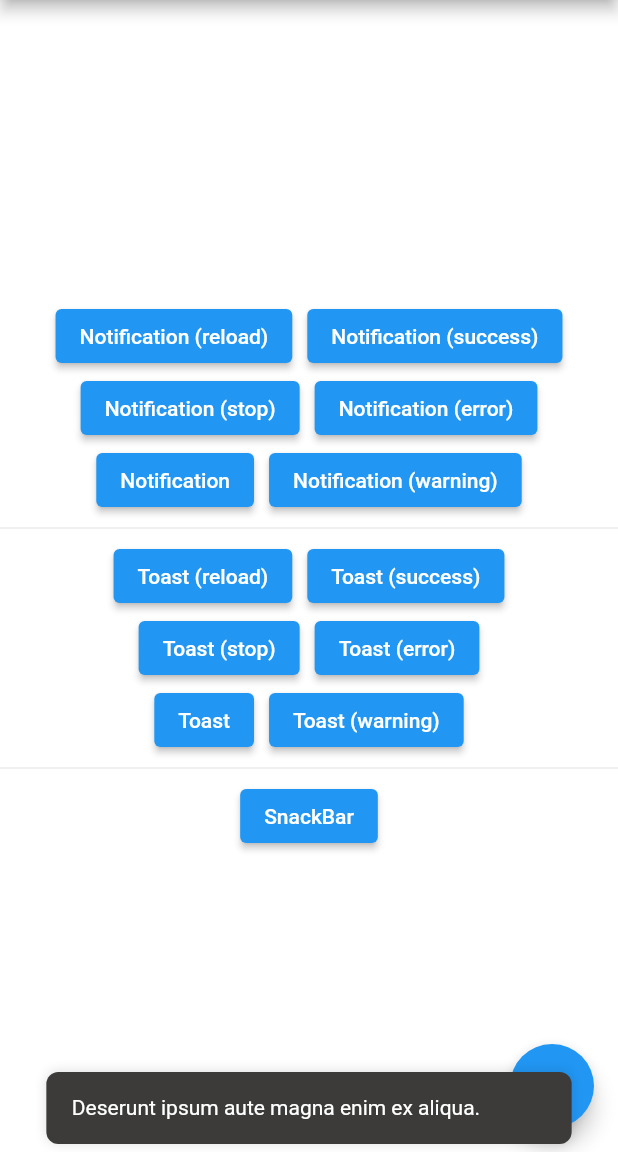
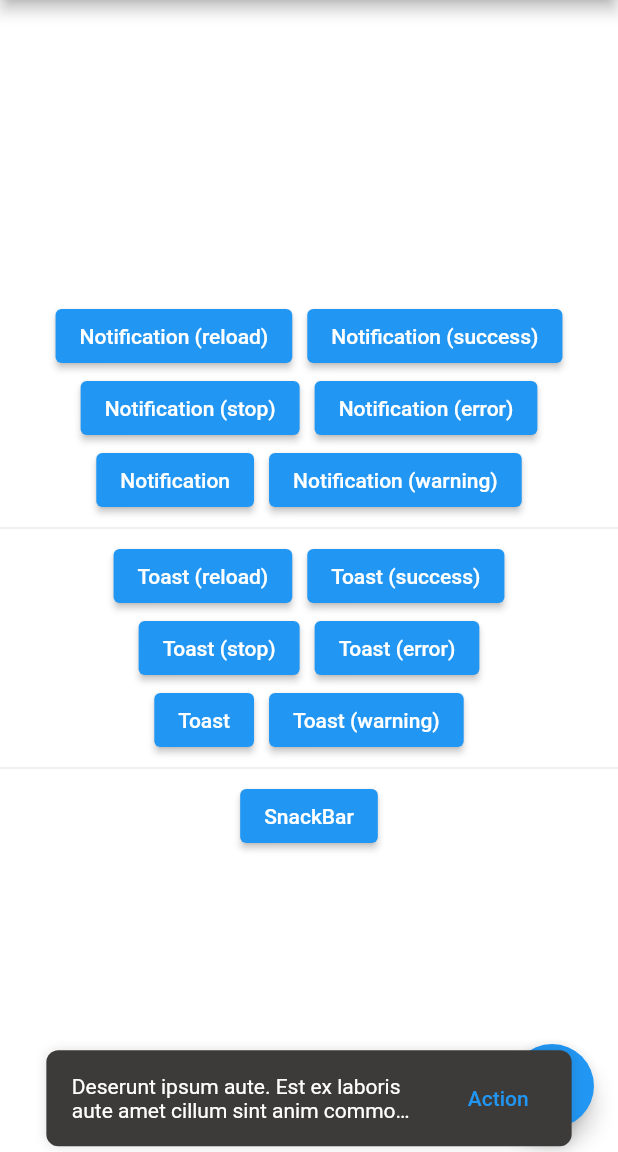
Before and after one commit to Jamf05/flutter_simple_overlay, a Flutter app: the screen it shows after launch, after a tap on "SnackBar", on a phone screen of 412 x 824 dp, the part 84-1236 px from its top. Run offline on Flutter 3.47's test engine with Material 2 defaults, Android fonts, the phone set to English and light mode, and no system bars.

Commit message:
feat: new snackBar definition and more design parameters

```diff
--- a/example/lib/home_page_android.dart
+++ b/example/lib/home_page_android.dart
@@ -145,7 +145,7 @@ class _HomePageAndroidState extends State<HomePageAndroid> {
               const Divider(),
               ElevatedButton(
                   onPressed: () => CustomOverlays.of(context).snackBar(
-                      "Deserunt ipsum aute magna enim ex aliqua."),
+                      "Deserunt ipsum aute. Est ex laboris aute amet cillum sint anim commodo nostrud voluptate aliquip."),
                   child: const Text("SnackBar")),
             ],
           ),
--- a/lib/src/notification.dart
+++ b/lib/src/notification.dart
@@ -2,16 +2,16 @@ part of '../simple_overlay.dart';
 
 abstract class NotificationOverlayTheme {
   final Widget icon;
-  final EdgeInsetsGeometry? padding;
+  final EdgeInsetsGeometry padding;
   final EdgeInsetsGeometry? margin;
   final Duration duration;
   final Duration reverseDuration;
   final void Function()? onTap;
   final Color background;
-  final TextStyle? titleTextStyle;
+  final TextStyle titleTextStyle;
   final int titleTextMaxLines;
   final TextOverflow titleTextOverflow;
-  final TextStyle? bodyTextStyle;
+  final TextStyle bodyTextStyle;
   final int bodyTextMaxLines;
   final TextOverflow bodyTextOverflow;
   final Color borderColor;
@@ -20,16 +20,18 @@ abstract class NotificationOverlayTheme {
 
   NotificationOverlayTheme({
     required this.icon,
-    this.padding,
+    this.padding = const EdgeInsets.symmetric(horizontal: 15.0, vertical: 15.0),
     this.margin,
     this.duration = const Duration(seconds: 5),
     this.reverseDuration = const Duration(seconds: 10),
     this.onTap,
     this.background = Colors.white,
-    this.titleTextStyle,
+    this.titleTextStyle =
+        const TextStyle(fontWeight: FontWeight.w500, fontSize: 14),
     this.titleTextMaxLines = 1,
     this.titleTextOverflow = TextOverflow.ellipsis,
-    this.bodyTextStyle,
+    this.bodyTextStyle =
+        const TextStyle(fontWeight: FontWeight.w400, fontSize: 14),
     this.bodyTextMaxLines = 2,
     this.bodyTextOverflow = TextOverflow.ellipsis,
     this.borderColor = const Color(0xFFDBDBDB),
@@ -67,7 +69,7 @@ class NotificationOverlay extends SimpleOverlayInterface {
     }
     bool multiline = bodyText != null && bodyText.isNotEmpty;
     OverlayEntry overlayEntry = OverlayEntry(
-        builder: (context) => _OverlayWidget(
+        builder: (context) => OverlayWidget(
               type: OverlayType.notification,
               top: top,
               left: left,
@@ -77,8 +79,7 @@ class NotificationOverlay extends SimpleOverlayInterface {
               overlayPosition: overlayPosition,
               overlayDisplacement: overlayDisplacement,
               width: size.width * 0.975,
-              padding: theme.padding ??
-                  const EdgeInsets.symmetric(horizontal: 15.0, vertical: 15.0),
+              padding: theme.padding,
               margin: theme.margin ??
                   EdgeInsets.symmetric(
                       horizontal:
--- a/lib/src/snack_bar.dart
+++ b/lib/src/snack_bar.dart
@@ -2,10 +2,15 @@ part of '../simple_overlay.dart';
 
 abstract class SnackBarOverlayTheme {
   final Widget? icon;
+  final EdgeInsetsGeometry? padding;
+  final EdgeInsetsGeometry? margin;
   final Color background;
-  final TextStyle? textStyle;
+  final TextStyle textStyle;
   final int textMaxLines;
   final TextOverflow textOverflow;
+  final ButtonStyle? styleActionButton;
+  final String textActionButton;
+  final double heightActionButton;
   final Duration duration;
   final Duration reverseDuration;
   final BorderRadiusGeometry borderRadius;
@@ -13,15 +18,22 @@ abstract class SnackBarOverlayTheme {
 
   SnackBarOverlayTheme({
     this.icon,
+    this.padding = const EdgeInsets.symmetric(horizontal: 16.0, vertical: 15.0),
+    this.margin,
     this.duration = const Duration(seconds: 4),
     this.reverseDuration = const Duration(seconds: 8),
     this.background = Colors.white,
-    this.textStyle,
+    this.textStyle = const TextStyle(),
     this.textMaxLines = 2,
     this.textOverflow = TextOverflow.ellipsis,
     BorderRadiusGeometry? borderRadius,
     this.boxShadow,
-  }) : borderRadius = borderRadius ?? BorderRadius.circular(20);
+    this.textActionButton = "Action",
+    this.heightActionButton = 20.0,
+    ButtonStyle? styleCloseButton,
+  })  : borderRadius = borderRadius ?? BorderRadius.circular(20),
+        styleActionButton =
+            TextButton.styleFrom(padding: const EdgeInsets.all(0));
 }
 
 class SnackBarOverlay extends SimpleOverlayInterface {
@@ -33,6 +45,7 @@ class SnackBarOverlay extends SimpleOverlayInterface {
       OverlayDisplacement overlayDisplacement =
           OverlayDisplacement.none}) async {
     OverlayState? overlayState = Overlay.of(context);
+    late AnimationController controller;
     double? top, left, right, bottom;
     switch (overlayPosition) {
       case OverlayPosition.top:
@@ -49,8 +62,10 @@ class SnackBarOverlay extends SimpleOverlayInterface {
         break;
       default:
     }
-    OverlayEntry overlayEntry = OverlayEntry(
-        builder: (context) => _OverlayWidget(
+    late OverlayEntry overlayEntry;
+    overlayEntry = OverlayEntry(
+        builder: (context) => OverlayWidget(
+              controller: (value) => controller = value,
               type: OverlayType.snackBar,
               top: top,
               left: left,
@@ -60,9 +75,9 @@ class SnackBarOverlay extends SimpleOverlayInterface {
               overlayPosition: overlayPosition,
               overlayDisplacement: overlayDisplacement,
               width: size.width * 0.85,
-              padding:
-                  const EdgeInsets.symmetric(horizontal: 16.0, vertical: 15.0),
-              margin: EdgeInsets.symmetric(
+              padding: theme.padding,
+              margin: theme.margin ??
+                  EdgeInsets.symmetric(
                       horizontal: MediaQuery.of(context).size.width * 0.15 / 2),
               background: theme.background,
               borderColor: Colors.transparent,
@@ -70,17 +85,35 @@ class SnackBarOverlay extends SimpleOverlayInterface {
               boxShadow: theme.boxShadow,
               content: Container(
                 color: theme.background,
+                child: Row(
+                  crossAxisAlignment: CrossAxisAlignment.center,
+                  mainAxisSize: MainAxisSize.max,
+                  children: [
+                    Expanded(
+                        flex: 10,
                         child: Text(
                           messaje,
                           maxLines: theme.textMaxLines,
                           overflow: theme.textOverflow,
                           style: theme.textStyle,
+                        )),
+                    const Spacer(),
+                    SizedBox(
+                      height: theme.heightActionButton,
+                      child: TextButton(
+                          style: theme.styleActionButton,
+                          onPressed: () => controller.reverse(),
+                          child: Text(theme.textActionButton)),
+                    ),
+                  ],
                 ),
               ),
             ));
     overlayState.insert(overlayEntry);
     Future.delayed(theme.reverseDuration).then((_) {
+      if (overlayEntry.mounted) {
         overlayEntry.remove();
+      }
     });
   }
 }
--- a/lib/src/theme/notification/cupertino_notification_theme.dart
+++ b/lib/src/theme/notification/cupertino_notification_theme.dart
@@ -12,9 +12,9 @@ class CupertinoNotificationTheme extends NotificationOverlayTheme {
     super.duration = const Duration(milliseconds: 2500),
     super.background = CupertinoColors.white,
     super.titleTextStyle =
-        const TextStyle(color: Color(0xff212121), fontFamily: 'Roboto'),
+        const TextStyle(color: Color(0xff212121), fontFamily: '.SF UI Text'),
     super.bodyTextStyle =
-        const TextStyle(color: Color(0xff212121), fontFamily: 'Roboto'),
+        const TextStyle(color: Color(0xff212121), fontFamily: '.SF UI Text'),
     super.borderColor = Colors.transparent,
     List<BoxShadow>? boxShadow,
   }) : super(
@@ -33,9 +33,9 @@ class CupertinoNotificationTheme extends NotificationOverlayTheme {
     super.duration = const Duration(milliseconds: 2500),
     super.background = const Color(0xff5f7c8a),
     super.titleTextStyle =
-        const TextStyle(color: CupertinoColors.white, fontFamily: 'Roboto'),
+        const TextStyle(color: CupertinoColors.white, fontFamily: '.SF UI Text'),
     super.bodyTextStyle =
-        const TextStyle(color: CupertinoColors.white, fontFamily: 'Roboto'),
+        const TextStyle(color: CupertinoColors.white, fontFamily: '.SF UI Text'),
     super.borderColor = Colors.transparent,
     List<BoxShadow>? boxShadow,
   }) : super(
@@ -54,9 +54,9 @@ class CupertinoNotificationTheme extends NotificationOverlayTheme {
     super.duration = const Duration(milliseconds: 2500),
     super.background = const Color(0xff4cb050),
     super.titleTextStyle =
-        const TextStyle(color: CupertinoColors.white, fontFamily: 'Roboto'),
+        const TextStyle(color: CupertinoColors.white, fontFamily: '.SF UI Text'),
     super.bodyTextStyle =
-        const TextStyle(color: CupertinoColors.white, fontFamily: 'Roboto'),
+        const TextStyle(color: CupertinoColors.white, fontFamily: '.SF UI Text'),
     super.borderColor = Colors.transparent,
     List<BoxShadow>? boxShadow,
   }) : super(
@@ -75,9 +75,9 @@ class CupertinoNotificationTheme extends NotificationOverlayTheme {
     super.duration = const Duration(milliseconds: 2500),
     super.background = const Color(0xffff9700),
     super.titleTextStyle =
-        const TextStyle(color: CupertinoColors.white, fontFamily: 'Roboto'),
+        const TextStyle(color: CupertinoColors.white, fontFamily: '.SF UI Text'),
     super.bodyTextStyle =
-        const TextStyle(color: CupertinoColors.white, fontFamily: 'Roboto'),
+        const TextStyle(color: CupertinoColors.white, fontFamily: '.SF UI Text'),
     super.borderColor = Colors.transparent,
     List<BoxShadow>? boxShadow,
   }) : super(
@@ -96,9 +96,9 @@ class CupertinoNotificationTheme extends NotificationOverlayTheme {
     super.duration = const Duration(milliseconds: 2500),
     super.background = const Color(0xfff44236),
     super.titleTextStyle =
-        const TextStyle(color: CupertinoColors.white, fontFamily: 'Roboto'),
+        const TextStyle(color: CupertinoColors.white, fontFamily: '.SF UI Text'),
     super.bodyTextStyle =
-        const TextStyle(color: CupertinoColors.white, fontFamily: 'Roboto'),
+        const TextStyle(color: CupertinoColors.white, fontFamily: '.SF UI Text'),
     super.borderColor = Colors.transparent,
     List<BoxShadow>? boxShadow,
   }) : super(
@@ -117,9 +117,9 @@ class CupertinoNotificationTheme extends NotificationOverlayTheme {
     super.duration = const Duration(milliseconds: 2500),
     super.background = const Color(0xff3f51b5),
     super.titleTextStyle =
-        const TextStyle(color: CupertinoColors.white, fontFamily: 'Roboto'),
+        const TextStyle(color: CupertinoColors.white, fontFamily: '.SF UI Text'),
     super.bodyTextStyle =
-        const TextStyle(color: CupertinoColors.white, fontFamily: 'Roboto'),
+        const TextStyle(color: CupertinoColors.white, fontFamily: '.SF UI Text'),
     super.borderColor = Colors.transparent,
     List<BoxShadow>? boxShadow,
   }) : super(
--- a/lib/src/theme/notification/material_notification_theme.dart
+++ b/lib/src/theme/notification/material_notification_theme.dart
@@ -10,10 +10,16 @@ class MaterialNotificationTheme extends NotificationOverlayTheme {
     ),
     super.duration = const Duration(milliseconds: 2500),
     super.background = Colors.white,
-    super.titleTextStyle =
-        const TextStyle(color: Color(0xff212121), fontFamily: 'Roboto'),
-    super.bodyTextStyle =
-        const TextStyle(color: Color(0xff212121), fontFamily: 'Roboto'),
+    super.titleTextStyle = const TextStyle(
+        color: Color(0xff212121),
+        fontFamily: 'Roboto',
+        fontWeight: FontWeight.w500,
+        fontSize: 14),
+    super.bodyTextStyle = const TextStyle(
+        color: Color(0xff212121),
+        fontFamily: 'Roboto',
+        fontWeight: FontWeight.w400,
+        fontSize: 14),
     super.borderColor = Colors.transparent,
     List<BoxShadow>? boxShadow,
   }) : super(
@@ -31,10 +37,16 @@ class MaterialNotificationTheme extends NotificationOverlayTheme {
     ),
     super.duration = const Duration(milliseconds: 2500),
     super.background = const Color(0xff5f7c8a),
-    super.titleTextStyle =
-        const TextStyle(color: Colors.white, fontFamily: 'Roboto'),
-    super.bodyTextStyle =
-        const TextStyle(color: Colors.white, fontFamily: 'Roboto'),
+    super.titleTextStyle = const TextStyle(
+        color: Colors.white,
+        fontFamily: 'Roboto',
+        fontWeight: FontWeight.w500,
+        fontSize: 14),
+    super.bodyTextStyle = const TextStyle(
+        color: Colors.white,
+        fontFamily: 'Roboto',
+        fontWeight: FontWeight.w400,
+        fontSize: 14),
     super.borderColor = Colors.transparent,
     List<BoxShadow>? boxShadow,
   }) : super(
@@ -52,10 +64,16 @@ class MaterialNotificationTheme extends NotificationOverlayTheme {
     ),
     super.duration = const Duration(milliseconds: 2500),
     super.background = const Color(0xff4cb050),
-    super.titleTextStyle =
-        const TextStyle(color: Colors.white, fontFamily: 'Roboto'),
-    super.bodyTextStyle =
-        const TextStyle(color: Colors.white, fontFamily: 'Roboto'),
+    super.titleTextStyle = const TextStyle(
+        color: Colors.white,
+        fontFamily: 'Roboto',
+        fontWeight: FontWeight.w500,
+        fontSize: 14),
+    super.bodyTextStyle = const TextStyle(
+        color: Colors.white,
+        fontFamily: 'Roboto',
+        fontWeight: FontWeight.w400,
+        fontSize: 14),
     super.borderColor = Colors.transparent,
     List<BoxShadow>? boxShadow,
   }) : super(
@@ -73,10 +91,16 @@ class MaterialNotificationTheme extends NotificationOverlayTheme {
     ),
     super.duration = const Duration(milliseconds: 2500),
     super.background = const Color(0xffff9700),
-    super.titleTextStyle =
-        const TextStyle(color: Colors.white, fontFamily: 'Roboto'),
-    super.bodyTextStyle =
-        const TextStyle(color: Colors.white, fontFamily: 'Roboto'),
+    super.titleTextStyle = const TextStyle(
+        color: Colors.white,
+        fontFamily: 'Roboto',
+        fontWeight: FontWeight.w500,
+        fontSize: 14),
+    super.bodyTextStyle = const TextStyle(
+        color: Colors.white,
+        fontFamily: 'Roboto',
+        fontWeight: FontWeight.w400,
+        fontSize: 14),
     super.borderColor = Colors.transparent,
     List<BoxShadow>? boxShadow,
   }) : super(
@@ -94,10 +118,16 @@ class MaterialNotificationTheme extends NotificationOverlayTheme {
     ),
     super.duration = const Duration(milliseconds: 2500),
     super.background = const Color(0xfff44236),
-    super.titleTextStyle =
-        const TextStyle(color: Colors.white, fontFamily: 'Roboto'),
-    super.bodyTextStyle =
-        const TextStyle(color: Colors.white, fontFamily: 'Roboto'),
+    super.titleTextStyle = const TextStyle(
+        color: Colors.white,
+        fontFamily: 'Roboto',
+        fontWeight: FontWeight.w500,
+        fontSize: 14),
+    super.bodyTextStyle = const TextStyle(
+        color: Colors.white,
+        fontFamily: 'Roboto',
+        fontWeight: FontWeight.w400,
+        fontSize: 14),
     super.borderColor = Colors.transparent,
     List<BoxShadow>? boxShadow,
   }) : super(
@@ -115,10 +145,16 @@ class MaterialNotificationTheme extends NotificationOverlayTheme {
     ),
     super.duration = const Duration(milliseconds: 2500),
     super.background = const Color(0xff3f51b5),
-    super.titleTextStyle =
-        const TextStyle(color: Colors.white, fontFamily: 'Roboto'),
-    super.bodyTextStyle =
-        const TextStyle(color: Colors.white, fontFamily: 'Roboto'),
+    super.titleTextStyle = const TextStyle(
+        color: Colors.white,
+        fontFamily: 'Roboto',
+        fontWeight: FontWeight.w500,
+        fontSize: 14),
+    super.bodyTextStyle = const TextStyle(
+        color: Colors.white,
+        fontFamily: 'Roboto',
+        fontWeight: FontWeight.w400,
+        fontSize: 14),
     super.borderColor = Colors.transparent,
     List<BoxShadow>? boxShadow,
   }) : super(
--- a/lib/src/toast.dart
+++ b/lib/src/toast.dart
@@ -3,7 +3,7 @@ part of '../simple_overlay.dart';
 abstract class ToastOverlayTheme {
   final Widget? icon;
   final Color background;
-  final TextStyle? textStyle;
+  final TextStyle textStyle;
   final int textMaxLines;
   final TextOverflow textoverflow;
   final Duration duration;
@@ -17,7 +17,7 @@ abstract class ToastOverlayTheme {
       this.duration = const Duration(milliseconds: 2500),
       this.reverseDuration = const Duration(milliseconds: 3500),
       this.background = Colors.black,
-      this.textStyle,
+      this.textStyle = const TextStyle(),
       this.textMaxLines = 2,
       this.textoverflow = TextOverflow.ellipsis,
       this.overlayPosition = OverlayPosition.bottom,
@@ -85,7 +85,7 @@ class ToastOverlay extends SimpleOverlayInterface {
       default:
     }
     OverlayEntry overlayEntry = OverlayEntry(
-        builder: (context) => _OverlayWidget(
+        builder: (context) => OverlayWidget(
               type: OverlayType.toast,
               top: top,
               left: left,
--- a/lib/src/widget.dart
+++ b/lib/src/widget.dart
@@ -1,6 +1,6 @@
 part of '../simple_overlay.dart';
 
-class _OverlayWidget extends StatefulWidget {
+class OverlayWidget extends StatefulWidget {
   final Widget? content;
   final double? top;
   final double? left;
@@ -18,8 +18,11 @@ class _OverlayWidget extends StatefulWidget {
   final Color borderColor;
   final BorderRadiusGeometry? borderRadius;
   final List<BoxShadow>? boxShadow;
-  const _OverlayWidget(
-      {required this.content,
+  final void Function(AnimationController)? controller;
+  const OverlayWidget(
+      {super.key,
+      required this.content,
+      this.controller,
       this.top,
       this.left,
       this.right,
@@ -37,10 +40,10 @@ class _OverlayWidget extends StatefulWidget {
       required this.borderRadius,
       this.boxShadow});
   @override
-  _OverlayWidgetState createState() => _OverlayWidgetState();
+  OverlayWidgetState createState() => OverlayWidgetState();
 }
 
-class _OverlayWidgetState extends State<_OverlayWidget>
+class OverlayWidgetState extends State<OverlayWidget>
     with TickerProviderStateMixin {
   late AnimationController controller;
   late Animation<double> animation;
@@ -119,6 +122,7 @@ class _OverlayWidgetState extends State<_OverlayWidget>
         break;
     }
     controller.forward();
+    widget.controller?.call(controller);
   }
 
   @override
```
Lines whose indentation alone changed are shown as unchanged.
